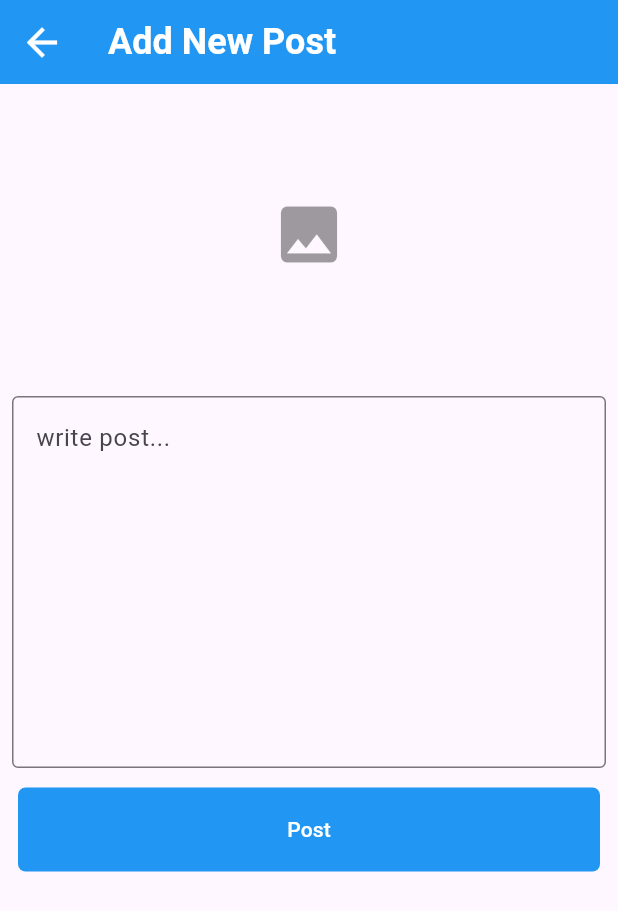
After one commit to Huzaifa-Afraz/flutter-with-laravel, a Flutter app: the PostForm screen opened directly, on a phone screen of 412 x 824 dp. The commit adds this screen. Shown: the top 911 px of the screen. Run offline on Flutter 3.47's test engine with Material 3 defaults, Android fonts, the phone set to English and light mode, and no system bars; our stand-ins replace fluttertoast, image_picker, shared_preferences; missing offline and left inert: dart:ffi; accounts and stored records are empty.

Commit message:
create post api intigration with front-end complete also delete and update function are ready just need to call

```diff
--- a/lib/constant.dart
+++ b/lib/constant.dart
@@ -8,7 +8,7 @@ const loginURL = '$baseURL/api/login';
 const registerURL = '$baseURL/api/register';
 const logoutURL = '$baseURL/api/logout';
 const userURL = '$baseURL/user';
-const postsURL = '$baseURL/posts';
+const postsURL = '$baseURL/api/posts';
 const commentsURL = '$baseURL/comments';
 
 // errors
--- /dev/null
+++ b/lib/models/post.dart
@@ -0,0 +1,32 @@
+import 'package:blog_front_end/models/User.dart';
+
+class Post {
+  int? id;
+  String? body;
+  String? image;
+  int? likeCount;
+  int? commentCount;
+  User? user;
+  bool? selfLiked;
+  Post(
+      {this.id,
+      this.body,
+      this.image,
+      this.likeCount,
+      this.commentCount,
+      this.user,
+      this.selfLiked});
+  factory Post.fromJson(Map<String, dynamic> json) {
+    return Post(
+        id: json['id'],
+        body: json['body'],
+        image: json['image'],
+        likeCount: json['likes_count'],
+        commentCount: json['comment_count'],
+        selfLiked: json['likes'].lemgth > 0,
+        user: User(
+            id: json['user']['id'],
+            name: json['user']['name'],
+            image: json['user']['image']));
+  }
+}
--- a/lib/screens/loading.dart
+++ b/lib/screens/loading.dart
@@ -42,7 +42,7 @@ class _LoadingState extends State<Loading> {
         // ScaffoldMessenger.of(context)
         //     .showSnackBar(SnackBar(content: Text('${responce.error}')));
         // showSnackBar(context, '${responce.error}');
-        showSnackBar(context, 'message');
+        // showSnackBar(context, 'message');
         // showNotification('${responce.error}');
       }
     }
--- /dev/null
+++ b/lib/screens/post_form.dart
@@ -0,0 +1,146 @@
+import 'dart:io';
+
+import 'package:blog_front_end/constant.dart';
+import 'package:blog_front_end/models/api_responce.dart';
+import 'package:blog_front_end/screens/home.dart';
+import 'package:blog_front_end/screens/loading.dart';
+import 'package:blog_front_end/screens/login.dart';
+import 'package:blog_front_end/services/post_services.dart';
+import 'package:blog_front_end/services/user_services.dart';
+import 'package:flutter/material.dart';
+import 'package:image_picker/image_picker.dart';
+
+class PostForm extends StatefulWidget {
+  const PostForm({super.key});
+
+  @override
+  State<PostForm> createState() => _PostFormState();
+}
+
+class _PostFormState extends State<PostForm> {
+  final GlobalKey<FormState> _formkey = GlobalKey<FormState>();
+  final TextEditingController _textControllerbody = TextEditingController();
+  bool _loading = false;
+  File? _imagefile;
+  final ImagePicker _picker = ImagePicker();
+  Future<void> GetImage() async {
+    final pickedfile = await _picker.pickImage(source: ImageSource.gallery);
+    if (pickedfile != null) {
+      setState(() {
+        _imagefile = File(pickedfile.path);
+      });
+    }
+  }
+
+  void _createpost() async {
+    String? image = _imagefile == null ? null : getStringImage(_imagefile);
+    ApiResponce responce = await insertPost(_textControllerbody.text, image);
+    if (responce.error == null) {
+      Navigator.of(context).pop();
+    } else if (responce.error == unauthorizedError) {
+      logout().then((value) => Navigator.of(context).pushAndRemoveUntil(
+            MaterialPageRoute(builder: ((context) => const Login())),
+            (route) => false,
+          ));
+    } else {
+      ScaffoldMessenger.of(context)
+          .showSnackBar(SnackBar(content: Text('${responce.error}')));
+      setState(() {
+        _loading = !_loading;
+      });
+    }
+  }
+
+  @override
+  Widget build(BuildContext context) {
+    return Scaffold(
+      appBar: AppBar(
+        title: Text(
+          'Add New Post',
+          style: TextStyle(
+              fontSize: 24, fontWeight: FontWeight.bold, color: Colors.white),
+        ),
+        backgroundColor: Colors.blue,
+        leading: IconButton(
+          icon: Icon(
+            Icons.arrow_back,
+            size: 30,
+            color: Colors.white,
+          ),
+          onPressed: () {
+            // Navigator.of(context).pop(); // Navigate back to the previous page
+            Navigator.of(context).pushAndRemoveUntil(
+              MaterialPageRoute(builder: ((context) => const Home())),
+              (route) => false,
+            );
+          },
+        ),
+      ),
+      body: _loading
+          ? Center(
+              child: CircularProgressIndicator(),
+            )
+          : ListView(
+              children: [
+                Container(
+                  width: MediaQuery.of(context).size.width,
+                  height: 200,
+                  decoration: BoxDecoration(
+                      image: _imagefile == null
+                          ? null
+                          : DecorationImage(
+                              image: FileImage(_imagefile ?? File('')),
+                              fit: BoxFit.cover)),
+                  child: Center(
+                      child: IconButton(
+                    icon: const Icon(
+                      Icons.image,
+                      size: 50,
+                      color: Colors.black38,
+                    ),
+                    onPressed: () {
+                      GetImage();
+                    },
+                  )),
+                ),
+                Form(
+                    key: _formkey,
+                    child: Padding(
+                      padding: const EdgeInsets.all(8),
+                      child: TextFormField(
+                        controller: _textControllerbody,
+                        keyboardType: TextInputType.multiline,
+                        maxLines: 9,
+                        validator: (value) =>
+                            value!.isEmpty ? "Post data is required" : null,
+                        decoration: const InputDecoration(
+                            hintText: "write post...",
+                            border: OutlineInputBorder(
+                                borderSide: BorderSide(
+                                    width: 1, color: Colors.black38))),
+                      ),
+                    )),
+                // const Padding(
+                //   padding: EdgeInsets.symmetric(horizontal: 8),
+                //   child: txtButton('Post', () {}),
+                // ),
+                SizedBox(
+                  height: 5,
+                ),
+                Padding(
+                  padding: const EdgeInsets.only(left: 12, right: 12),
+                  child: txtButton(
+                      'Post',
+                      () => {
+                            if (_formkey.currentState!.validate())
+                              {
+                                setState(() => _loading = !_loading),
+                                _createpost()
+                              }
+                          }),
+                )
+              ],
+            ),
+    );
+  }
+}
```
Also changed, not shown: lib/screens/home.dart (+65 -7 lines), lib/screens/post_screen.dart (added, +17 -0 lines), lib/screens/profile.dart (added, +17 -0 lines), lib/services/post_services.dart (added, +129 -0 lines), lib/services/user_services.dart (+12 -5 lines).
